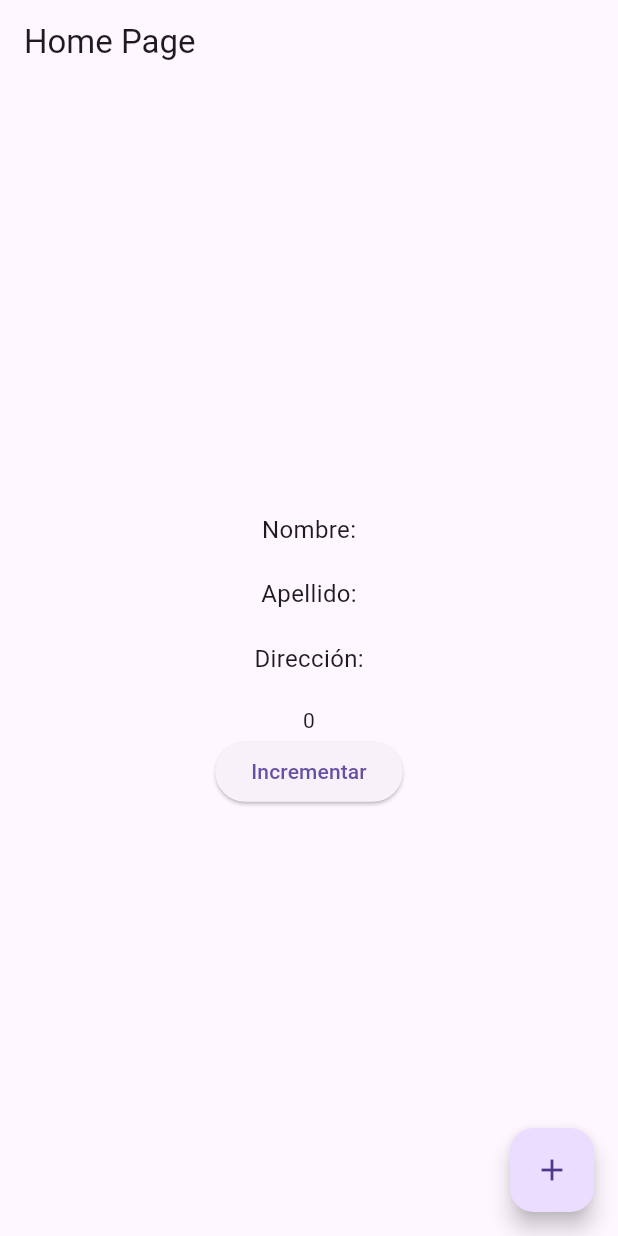
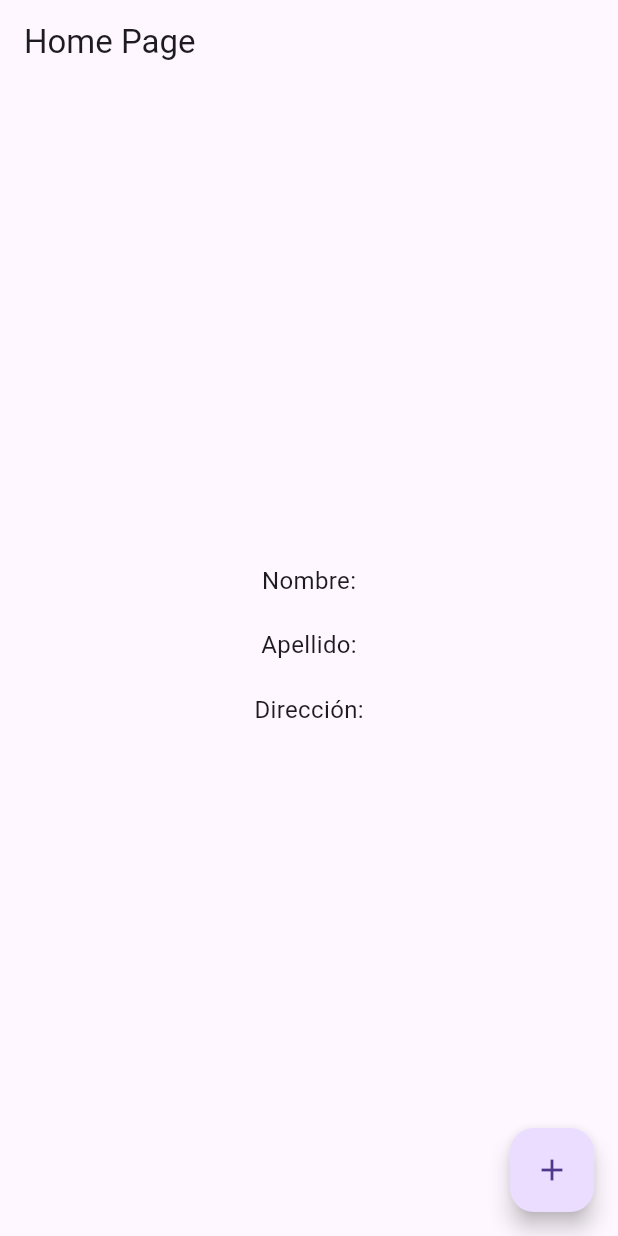
Before and after one commit to KeingCasabona/Tecsup-semana13-flutter_codigo_state, a Flutter app: the screen it shows after launch, on a phone screen of 412 x 824 dp. Run offline on Flutter 3.47's test engine with Material 3 defaults, Android fonts, the phone set to English and light mode, and no system bars.

Commit message:
feat: Add Provider 1

```diff
--- a/lib/main.dart
+++ b/lib/main.dart
@@ -2,6 +2,7 @@ import 'package:flutter/material.dart';
 import 'package:provider/provider.dart';
 import 'package:state/pages/home_page.dart';
 import 'package:state/providers/counter_provider.dart';
+import 'package:state/providers/person_provider.dart';
 
 void main() => runApp(const MyApp());
 
@@ -14,6 +15,8 @@ class MyApp extends StatelessWidget {
       providers: [
         ChangeNotifierProvider(
             create: (BuildContext context) => CounterProvider()),
+        ChangeNotifierProvider(
+            create: (BuildContext context) => PersonProvider()),
       ],
       child: MaterialApp(
         debugShowCheckedModeBanner: false,
--- a/lib/models/person_model.dart
+++ b/lib/models/person_model.dart
@@ -1,9 +1,9 @@
-class Person {
+class PersonModel {
   String name;
   String lastName;
   String address;
 
-  Person({
+  PersonModel({
     required this.name,
     required this.lastName,
     required this.address,
--- a/lib/pages/home_page.dart
+++ b/lib/pages/home_page.dart
@@ -1,14 +1,16 @@
 import 'package:flutter/material.dart';
 import 'package:provider/provider.dart';
 import 'package:state/pages/register_page.dart';
-import 'package:state/providers/counter_provider.dart';
+import 'package:state/providers/person_provider.dart';
 
 class HomePage extends StatelessWidget {
   const HomePage({super.key});
 
   @override
   Widget build(BuildContext context) {
-    CounterProvider _counterProvider = Provider.of<CounterProvider>(context);
+    //CounterProvider _counterProvider = Provider.of<CounterProvider>(context);
+    PersonProvider _personProvider = Provider.of<PersonProvider>(context);
+
     return Scaffold(
       floatingActionButton: FloatingActionButton(
           onPressed: () {
@@ -40,15 +42,9 @@ class HomePage extends StatelessWidget {
               style: TextStyle(fontSize: 16),
             ),
             SizedBox(height: 20),
-              Text(_counterProvider.counter.toString()),
-              ElevatedButton(
-                onPressed: () {
-                  _counterProvider.addCounter();
-                },
-                child: Text('Incrementar'),
-              ),
           ],
         ),
-        ));
+      ),
+    );
   }
 }
--- /dev/null
+++ b/lib/providers/person_provider.dart
@@ -0,0 +1,15 @@
+import 'package:flutter/material.dart';
+import 'package:state/models/person_model.dart';
+
+class PersonProvider extends ChangeNotifier {
+  PersonModel? _personModel;
+  bool get checkPerson => _personModel != null;
+
+  PersonModel? get personData => _personModel;
+
+  //Metoto para guardar la información de la persona:
+  addNewPerson(PersonModel Model) {
+    _personModel = Model;
+    notifyListeners();
+  }
+}
```
Also changed, not shown: lib/pages/register_page.dart (+12 -1 lines). Lines whose indentation alone changed are shown as unchanged.
